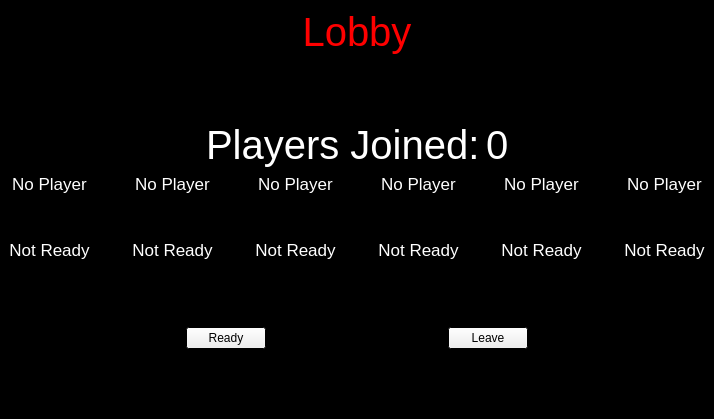
The window that DodgeBall/lobby.ui (demolition18956/DodgeBall-Game) describes before a commit, drawn with Qt 5.
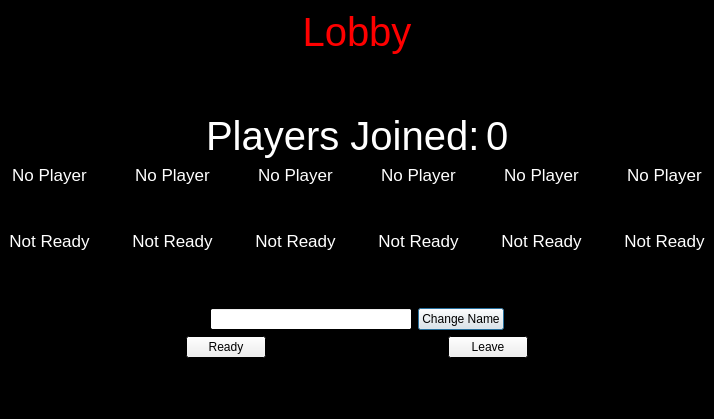
The same window after the commit.

Patch:
```diff
--- a/DodgeBall/lobby.ui
+++ b/DodgeBall/lobby.ui
@@ -1458,6 +1458,49 @@
       </property>
      </spacer>
     </item>
+    <item>
+     <layout class="QHBoxLayout" name="horizontalLayout_4">
+      <item>
+       <spacer name="horizontalSpacer_11">
+        <property name="orientation">
+         <enum>Qt::Horizontal</enum>
+        </property>
+        <property name="sizeHint" stdset="0">
+         <size>
+          <width>40</width>
+          <height>20</height>
+         </size>
+        </property>
+       </spacer>
+      </item>
+      <item>
+       <widget class="QLineEdit" name="nameEdit"/>
+      </item>
+      <item>
+       <widget class="QPushButton" name="nameButton">
+        <property name="text">
+         <string>Change Name</string>
+        </property>
+        <property name="default">
+         <bool>true</bool>
+        </property>
+       </widget>
+      </item>
+      <item>
+       <spacer name="horizontalSpacer_12">
+        <property name="orientation">
+         <enum>Qt::Horizontal</enum>
+        </property>
+        <property name="sizeHint" stdset="0">
+         <size>
+          <width>40</width>
+          <height>20</height>
+         </size>
+        </property>
+       </spacer>
+      </item>
+     </layout>
+    </item>
     <item>
      <layout class="QHBoxLayout" name="horizontalLayout_2">
       <item>
```
